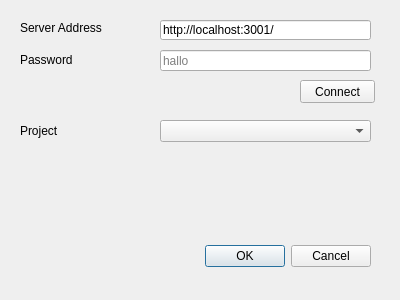
This is idaifield_link_dialog_base.ui in lsteinmann/fieldlink as Qt 5 draws it before an edit. The edited form follows.
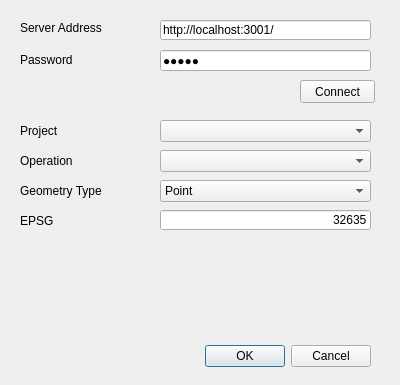
This is the edited form.

The edit to the form file:
```diff
--- a/idaifield_link_dialog_base.ui
+++ b/idaifield_link_dialog_base.ui
@@ -7,7 +7,7 @@
     <x>0</x>
     <y>0</y>
     <width>400</width>
-    <height>300</height>
+    <height>385</height>
    </rect>
   </property>
   <property name="windowTitle">
@@ -17,7 +17,7 @@
    <property name="geometry">
     <rect>
      <x>30</x>
-     <y>240</y>
+     <y>340</y>
      <width>341</width>
      <height>32</height>
     </rect>
@@ -51,11 +51,14 @@
      <height>21</height>
     </rect>
    </property>
+   <property name="text">
+    <string>hallo</string>
+   </property>
    <property name="echoMode">
     <enum>QLineEdit::Password</enum>
    </property>
    <property name="placeholderText">
-    <string>hallo</string>
+    <string>Password in Field Desktop</string>
    </property>
   </widget>
   <widget class="QComboBox" name="projectDropdown">
@@ -120,6 +123,102 @@
     <string>Connect</string>
    </property>
   </widget>
+  <widget class="QComboBox" name="operationsDropdown">
+   <property name="geometry">
+    <rect>
+     <x>160</x>
+     <y>150</y>
+     <width>211</width>
+     <height>22</height>
+    </rect>
+   </property>
+  </widget>
+  <widget class="QLabel" name="operationsLabel">
+   <property name="geometry">
+    <rect>
+     <x>20</x>
+     <y>150</y>
+     <width>111</width>
+     <height>21</height>
+    </rect>
+   </property>
+   <property name="text">
+    <string>Operation</string>
+   </property>
+  </widget>
+  <widget class="QLabel" name="epsgLabel">
+   <property name="geometry">
+    <rect>
+     <x>20</x>
+     <y>210</y>
+     <width>141</width>
+     <height>21</height>
+    </rect>
+   </property>
+   <property name="text">
+    <string>EPSG</string>
+   </property>
+  </widget>
+  <widget class="QLineEdit" name="epsg">
+   <property name="geometry">
+    <rect>
+     <x>160</x>
+     <y>210</y>
+     <width>211</width>
+     <height>20</height>
+    </rect>
+   </property>
+   <property name="text">
+    <string>32635</string>
+   </property>
+   <property name="alignment">
+    <set>Qt::AlignRight|Qt::AlignTrailing|Qt::AlignVCenter</set>
+   </property>
+   <property name="placeholderText">
+    <string>... EPSG Code</string>
+   </property>
+  </widget>
+  <widget class="QComboBox" name="geomTypeDropdown">
+   <property name="geometry">
+    <rect>
+     <x>160</x>
+     <y>180</y>
+     <width>211</width>
+     <height>22</height>
+    </rect>
+   </property>
+   <property name="currentText">
+    <string>Point</string>
+   </property>
+   <item>
+    <property name="text">
+     <string>Point</string>
+    </property>
+   </item>
+   <item>
+    <property name="text">
+     <string>Polygon</string>
+    </property>
+   </item>
+   <item>
+    <property name="text">
+     <string>LineString</string>
+    </property>
+   </item>
+  </widget>
+  <widget class="QLabel" name="geomTypeLabel">
+   <property name="geometry">
+    <rect>
+     <x>20</x>
+     <y>180</y>
+     <width>111</width>
+     <height>21</height>
+    </rect>
+   </property>
+   <property name="text">
+    <string>Geometry Type</string>
+   </property>
+  </widget>
  </widget>
  <resources/>
  <connections>
```
